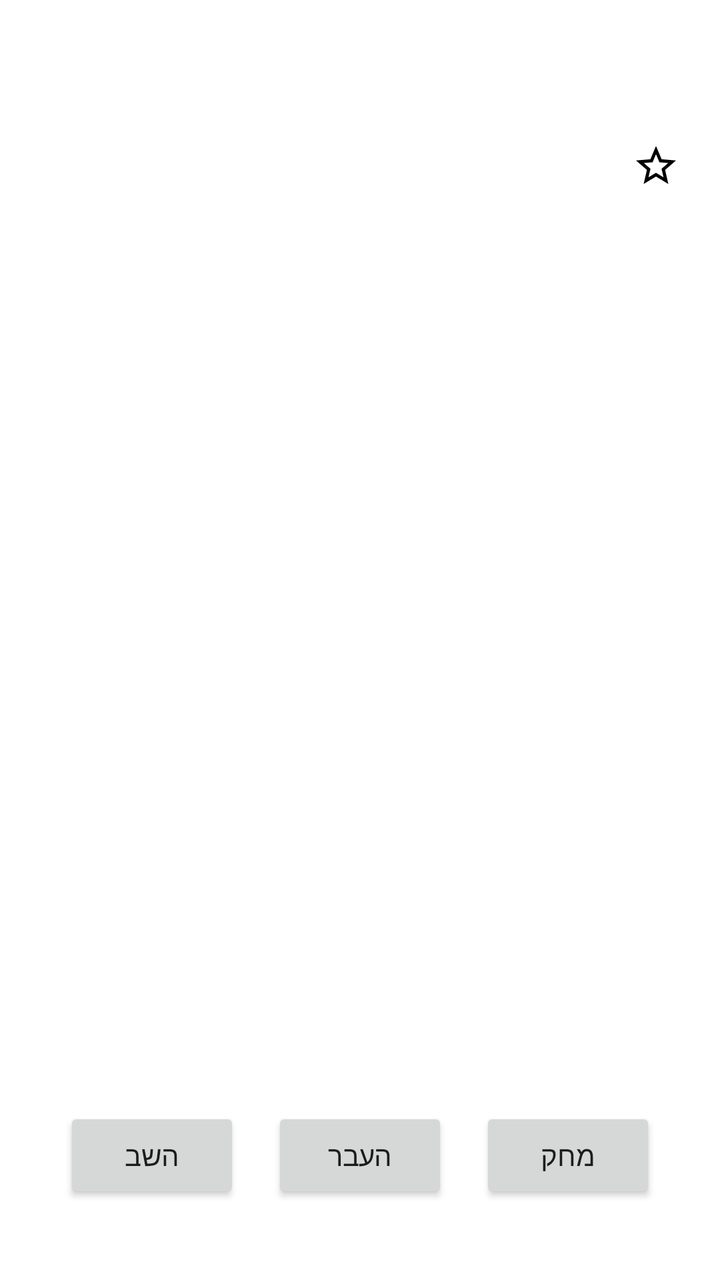
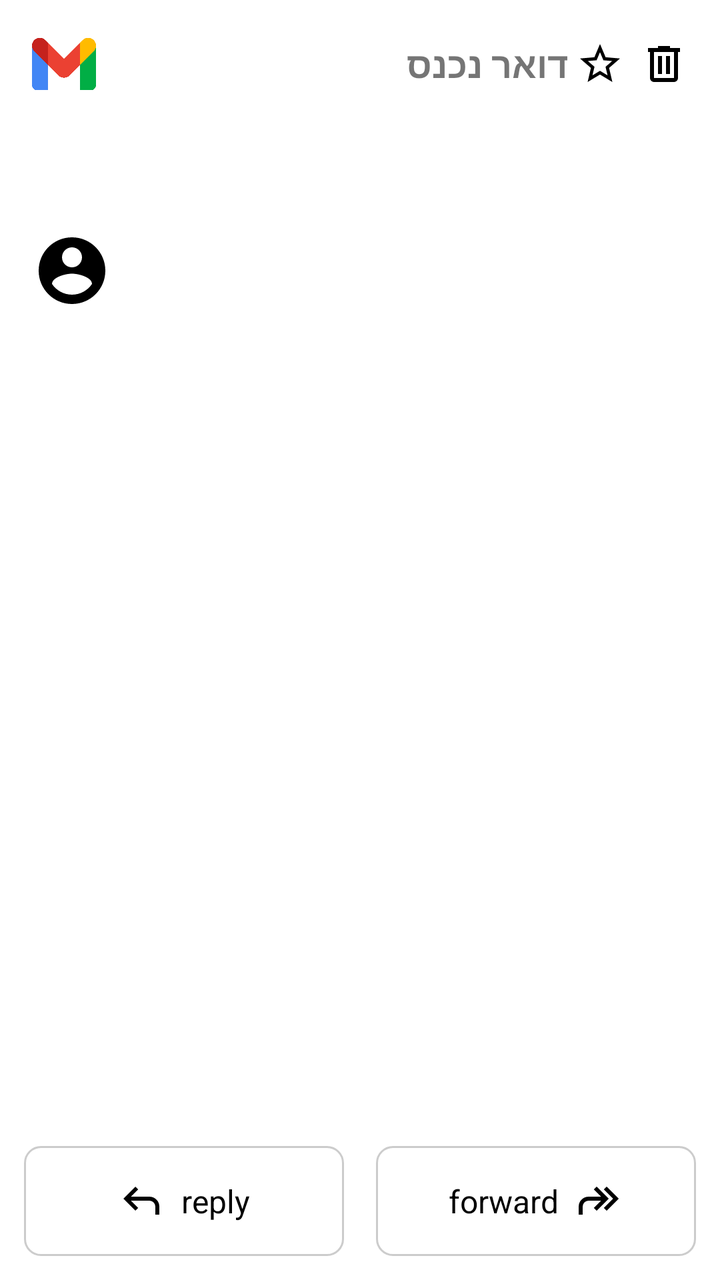

Screens rendered from an Android XML layout before and after an edit, with the pre-edit source and the edit as a unified diff.
<!-- AndroidManifest.xml: application theme Theme.Project5 -->
<!-- res/layout/activity_mail_detail.xml -->
<ScrollView xmlns:android="http://schemas.android.com/apk/res/android"
    android:layout_width="match_parent"
    android:layout_height="match_parent"
    android:background="#FFFFFF">

    <LinearLayout
        android:orientation="vertical"
        android:padding="16dp"
        android:layout_width="match_parent"
        android:layout_height="wrap_content">

        <TextView
            android:id="@+id/tvSubject"
            android:textSize="20sp"
            android:textStyle="bold"
            android:textColor="#000000"
            android:layout_width="wrap_content"
            android:layout_height="wrap_content" />

        <LinearLayout
            android:orientation="horizontal"
            android:gravity="center_vertical"
            android:layout_width="match_parent"
            android:layout_height="wrap_content"
            android:layout_marginTop="12dp">

            <FrameLayout
                android:layout_width="56dp"
                android:layout_height="56dp">

                <ImageView
                    android:id="@+id/ivAvatar"
                    android:layout_width="match_parent"
                    android:layout_height="match_parent"
                    android:scaleType="centerCrop"
                    android:background="@drawable/circle_mask" />

                <TextView
                    android:id="@+id/tvAvatarLetter"
                    android:layout_gravity="center"
                    android:textSize="22sp"
                    android:textStyle="bold"
                    android:textColor="#FFFFFF"
                    android:layout_width="wrap_content"
                    android:layout_height="wrap_content"/>
            </FrameLayout>

            <LinearLayout
                android:orientation="vertical"
                android:layout_marginStart="12dp"
                android:layout_width="0dp"
                android:layout_height="wrap_content"
                android:layout_weight="1">

                <TextView
                    android:id="@+id/tvSenderName"
                    android:textSize="16sp"
                    android:textColor="#000000"
                    android:layout_width="wrap_content"
                    android:layout_height="wrap_content"/>

                <TextView
                    android:id="@+id/tvSenderEmail"
                    android:textSize="14sp"
                    android:textColor="#666666"
                    android:layout_width="wrap_content"
                    android:layout_height="wrap_content"/>
            </LinearLayout>

            <ImageView
                android:id="@+id/ivStar"
                android:layout_width="32dp"
                android:layout_height="32dp"
                android:layout_gravity=""
                android:padding="4dp"
                android:src="@drawable/ic_star_border" />
        </LinearLayout>

        <TextView
            android:id="@+id/tvDate"
            android:textSize="14sp"
            android:textColor="#888888"
            android:layout_marginTop="8dp"
            android:layout_width="wrap_content"
            android:layout_height="wrap_content"/>

        <TextView
            android:id="@+id/tvBody"
            android:textSize="16sp"
            android:textColor="#000000"
            android:layout_marginTop="16dp"
            android:layout_width="wrap_content"
            android:layout_height="wrap_content"/>

        <LinearLayout
            android:orientation="horizontal"
            android:layout_marginTop="370dp"
            android:gravity="center"
            android:layout_width="match_parent"
            android:layout_height="wrap_content">

            <Button
                android:id="@+id/btnReply"
                android:text="השב"
                android:layout_margin="8dp"
                android:layout_width="wrap_content"
                android:layout_height="wrap_content"/>

            <Button
                android:id="@+id/btnForward"
                android:text="העבר"
                android:layout_margin="8dp"
                android:layout_width="wrap_content"
                android:layout_height="wrap_content"/>

            <Button
                android:id="@+id/btnDelete"
                android:text="מחק"
                android:layout_margin="8dp"
                android:layout_width="wrap_content"
                android:layout_height="wrap_content"/>
        </LinearLayout>
    </LinearLayout>
</ScrollView>
<!-- resources referenced by this layout -->
<resources>
  <!-- drawable circle_mask (drawable) -->
  <?xml version="1.0" encoding="utf-8"?>
  <shape xmlns:android="http://schemas.android.com/apk/res/android"
      android:shape="oval">
      <solid android:color="@android:color/transparent"/>
  </shape>
  <!-- drawable ic_star_border (drawable) -->
  <vector xmlns:android="http://schemas.android.com/apk/res/android" android:height="24dp" android:tint="#000000" android:viewportHeight="24" android:viewportWidth="24" android:width="24dp">
        
      <path android:fillColor="@android:color/white" android:pathData="M22,9.24l-7.19,-0.62L12,2 9.19,8.63 2,9.24l5.46,4.73L5.82,21 12,17.27 18.18,21l-1.63,-7.03L22,9.24zM12,15.4l-3.76,2.27 1,-4.28 -3.32,-2.88 4.38,-0.38L12,6.1l1.71,4.04 4.38,0.38 -3.32,2.88 1,4.28L12,15.4z"/>
      
  </vector>
  <style name="Theme.Project5" parent="Theme.AppCompat.Light.NoActionBar" />
</resources>

<!-- the commit's change to res/layout/activity_mail_detail.xml (unified diff, before → after) -->
@@ -1,60 +1,87 @@
-<ScrollView xmlns:android="http://schemas.android.com/apk/res/android"
-    android:layout_width="match_parent"
-    android:layout_height="match_parent"
-    android:background="#FFFFFF">
+<LinearLayout xmlns:android="http://schemas.android.com/apk/res/android"
+        android:orientation="vertical"
+        android:layout_width="match_parent"
+        android:layout_height="match_parent"
+        android:background="#FFFFFF">
 
-    <LinearLayout
-        android:orientation="vertical"
-        android:padding="16dp"
-        android:layout_width="match_parent"
-        android:layout_height="wrap_content">
+        
+        <LinearLayout
+            android:orientation="horizontal"
+            android:padding="12dp"
+            android:gravity="center_vertical"
+            android:layout_width="match_parent"
+            android:layout_height="wrap_content">
 
+            <ImageView
+                android:id="@+id/ivBack"
+                android:src="@drawable/gmail_logo"
+                android:layout_width="40dp"
+                android:layout_height="40dp"
+                android:contentDescription="חזרה"
+                android:padding="4dp" />
+
+            <TextView
+                android:text="דואר נכנס"
+                android:textStyle="bold"
+                android:textSize="18sp"
+                android:layout_marginStart="12dp"
+                android:layout_width="0dp"
+                android:layout_weight="1"
+                android:layout_height="wrap_content" />
+
+            <ImageView
+                android:id="@+id/ivStar"
+                android:src="@drawable/ic_star_border"
+                android:layout_width="32dp"
+                android:layout_height="32dp"
+                android:padding="4dp" />
+
+            <ImageView
+                android:id="@+id/ivTrash"
+                android:src="@drawable/ic_delete"
+                android:layout_width="32dp"
+                android:layout_height="32dp"
+                android:padding="4dp" />
+        </LinearLayout>
+
+        
         <TextView
             android:id="@+id/tvSubject"
             android:textSize="20sp"
             android:textStyle="bold"
-            android:textColor="#000000"
-            android:layout_width="wrap_content"
+            android:paddingStart="16dp"
+            android:paddingEnd="16dp"
+            android:paddingTop="8dp"
+            android:layout_width="match_parent"
             android:layout_height="wrap_content" />
 
+        
         <LinearLayout
             android:orientation="horizontal"
+            android:padding="16dp"
             android:gravity="center_vertical"
             android:layout_width="match_parent"
-            android:layout_height="wrap_content"
-            android:layout_marginTop="12dp">
+            android:layout_height="wrap_content">
 
-            <FrameLayout
-                android:layout_width="56dp"
-                android:layout_height="56dp">
-
-                <ImageView
-                    android:id="@+id/ivAvatar"
-                    android:layout_width="match_parent"
-                    android:layout_height="match_parent"
-                    android:scaleType="centerCrop"
-                    android:background="@drawable/circle_mask" />
-
-                <TextView
-                    android:id="@+id/tvAvatarLetter"
-                    android:layout_gravity="center"
-                    android:textSize="22sp"
-                    android:textStyle="bold"
-                    android:textColor="#FFFFFF"
-                    android:layout_width="wrap_content"
-                    android:layout_height="wrap_content"/>
-            </FrameLayout>
+            <ImageView
+                android:id="@+id/ivAvatar"
+                android:layout_width="40dp"
+                android:layout_height="40dp"
+                android:src="@drawable/ic_avatar"
+                android:scaleType="centerCrop"
+                android:background="@drawable/circle_mask" />
 
             <LinearLayout
                 android:orientation="vertical"
                 android:layout_marginStart="12dp"
                 android:layout_width="0dp"
-                android:layout_height="wrap_content"
-                android:layout_weight="1">
+                android:layout_weight="1"
+                android:layout_height="wrap_content">
 
                 <TextView
                     android:id="@+id/tvSenderName"
                     android:textSize="16sp"
+                    android:textStyle="bold"
                     android:textColor="#000000"
                     android:layout_width="wrap_content"
                     android:layout_height="wrap_content"/>
@@ -67,58 +94,87 @@
                     android:layout_height="wrap_content"/>
             </LinearLayout>
 
-            <ImageView
-                android:id="@+id/ivStar"
-                android:layout_width="32dp"
-                android:layout_height="32dp"
-                android:layout_gravity=""
-                android:padding="4dp"
-                android:src="@drawable/ic_star_border" />
-        </LinearLayout>
-
-        <TextView
-            android:id="@+id/tvDate"
-            android:textSize="14sp"
-            android:textColor="#888888"
-            android:layout_marginTop="8dp"
-            android:layout_width="wrap_content"
-            android:layout_height="wrap_content"/>
-
-        <TextView
-            android:id="@+id/tvBody"
-            android:textSize="16sp"
-            android:textColor="#000000"
-            android:layout_marginTop="16dp"
-            android:layout_width="wrap_content"
-            android:layout_height="wrap_content"/>
-
-        <LinearLayout
-            android:orientation="horizontal"
-            android:layout_marginTop="370dp"
-            android:gravity="center"
-            android:layout_width="match_parent"
-            android:layout_height="wrap_content">
-
-            <Button
-                android:id="@+id/btnReply"
-                android:text="השב"
-                android:layout_margin="8dp"
-                android:layout_width="wrap_content"
-                android:layout_height="wrap_content"/>
-
-            <Button
-                android:id="@+id/btnForward"
-                android:text="העבר"
-                android:layout_margin="8dp"
-                android:layout_width="wrap_content"
-                android:layout_height="wrap_content"/>
-
-            <Button
-                android:id="@+id/btnDelete"
-                android:text="מחק"
-                android:layout_margin="8dp"
+            <TextView
+                android:id="@+id/tvDate"
+                android:textSize="12sp"
+                android:textColor="#888888"
                 android:layout_width="wrap_content"
                 android:layout_height="wrap_content"/>
         </LinearLayout>
+
+        
+        <ScrollView
+            android:layout_width="match_parent"
+            android:layout_height="0dp"
+            android:layout_weight="1">
+
+            <TextView
+                android:id="@+id/tvBody"
+                android:padding="16dp"
+                android:textSize="16sp"
+                android:textColor="#000000"
+                android:layout_width="match_parent"
+                android:layout_height="wrap_content" />
+        </ScrollView>
+        
+        <LinearLayout
+            android:orientation="horizontal"
+            android:padding="12dp"
+            android:gravity="center"
+            android:layout_width="match_parent"
+            android:layout_height="wrap_content"
+            android:layout_marginTop="24dp">
+
+            
+            <LinearLayout
+                android:id="@+id/btnReply"
+                android:orientation="horizontal"
+                android:gravity="center"
+                android:padding="8dp"
+                android:layout_marginEnd="16dp"
+                android:layout_width="0dp"
+                android:layout_weight="1"
+                android:layout_height="55dp"
+                android:background="@drawable/button_outline">
+
+                <ImageView
+                    android:src="@drawable/ic_reply"
+                    android:layout_width="24dp"
+                    android:layout_height="24dp" />
+
+                <TextView
+                    android:text="reply"
+                    android:textSize="16sp"
+                    android:layout_marginStart="8dp"
+                    android:textColor="#000000"
+                    android:layout_width="wrap_content"
+                    android:layout_height="wrap_content" />
+            </LinearLayout>
+
+            
+            <LinearLayout
+                android:id="@+id/btnForward"
+                android:orientation="horizontal"
+                android:gravity="center"
+                android:padding="8dp"
+                android:layout_width="0dp"
+                android:layout_weight="1"
+                android:layout_height="55dp"
+                android:background="@drawable/button_outline">
+
+                <TextView
+                    android:text="forward"
+                    android:textSize="16sp"
+                    android:textColor="#000000"
+                    android:layout_width="wrap_content"
+                    android:layout_height="wrap_content" />
+
+                <ImageView
+                    android:src="@drawable/ic_forward"
+                    android:layout_marginStart="8dp"
+                    android:layout_width="24dp"
+                    android:layout_height="24dp" />
+            </LinearLayout>
+        </LinearLayout>
+
     </LinearLayout>
-</ScrollView>
<!-- resource entries referenced after the edit -->
@@ -1,11 +1,46 @@
 <!-- resources referenced by this layout -->
 <resources>
+  <!-- drawable button_outline (drawable) -->
+  <?xml version="1.0" encoding="utf-8"?>
+  <shape xmlns:android="http://schemas.android.com/apk/res/android"
+      android:shape="rectangle">
+      <solid android:color="#FFFFFF"/>
+      <stroke
+          android:width="1dp"
+          android:color="#CCCCCC"/>
+      <corners android:radius="8dp"/>
+  </shape>
   <!-- drawable circle_mask (drawable) -->
   <?xml version="1.0" encoding="utf-8"?>
   <shape xmlns:android="http://schemas.android.com/apk/res/android"
       android:shape="oval">
       <solid android:color="@android:color/transparent"/>
   </shape>
+  <!-- drawable gmail_logo: jpg bitmap (drawable, 48516 bytes) -->
+  <!-- drawable ic_avatar (drawable) -->
+  <vector xmlns:android="http://schemas.android.com/apk/res/android" android:height="24dp" android:tint="#000000" android:viewportHeight="24" android:viewportWidth="24" android:width="24dp">
+        
+      <path android:fillColor="@android:color/white" android:pathData="M12,2C6.48,2 2,6.48 2,12s4.48,10 10,10 10,-4.48 10,-10S17.52,2 12,2zM12,5c1.66,0 3,1.34 3,3s-1.34,3 -3,3 -3,-1.34 -3,-3 1.34,-3 3,-3zM12,19.2c-2.5,0 -4.71,-1.28 -6,-3.22 0.03,-1.99 4,-3.08 6,-3.08 1.99,0 5.97,1.09 6,3.08 -1.29,1.94 -3.5,3.22 -6,3.22z"/>
+      
+  </vector>
+  <!-- drawable ic_delete (drawable) -->
+  <vector xmlns:android="http://schemas.android.com/apk/res/android" android:height="24dp" android:tint="#000000" android:viewportHeight="960" android:viewportWidth="960" android:width="24dp">
+        
+      <path android:fillColor="@android:color/white" android:pathData="M280,840Q247,840 223.5,816.5Q200,793 200,760L200,240L160,240L160,160L360,160L360,120L600,120L600,160L800,160L800,240L760,240L760,760Q760,793 736.5,816.5Q713,840 680,840L280,840ZM680,240L280,240L280,760Q280,760 280,760Q280,760 280,760L680,760Q680,760 680,760Q680,760 680,760L680,240ZM360,680L440,680L440,320L360,320L360,680ZM520,680L600,680L600,320L520,320L520,680ZM280,240L280,240L280,760Q280,760 280,760Q280,760 280,760L280,760Q280,760 280,760Q280,760 280,760L280,240Z"/>
+      
+  </vector>
+  <!-- drawable ic_forward (drawable) -->
+  <vector xmlns:android="http://schemas.android.com/apk/res/android" android:autoMirrored="true" android:height="24dp" android:tint="#000000" android:viewportHeight="960" android:viewportWidth="960" android:width="24dp">
+        
+      <path android:fillColor="@android:color/white" android:pathData="M640,680L583,624L767,440L583,256L640,200L880,440L640,680ZM80,760L80,600Q80,517 138.5,458.5Q197,400 280,400L527,400L383,256L440,200L680,440L440,680L383,624L527,480L280,480Q230,480 195,515Q160,550 160,600L160,760L80,760Z"/>
+      
+  </vector>
+  <!-- drawable ic_reply (drawable) -->
+  <vector xmlns:android="http://schemas.android.com/apk/res/android" android:autoMirrored="true" android:height="24dp" android:tint="#000000" android:viewportHeight="960" android:viewportWidth="960" android:width="24dp">
+        
+      <path android:fillColor="@android:color/white" android:pathData="M760,760L760,600Q760,550 725,515Q690,480 640,480L273,480L417,624L360,680L120,440L360,200L417,256L273,400L640,400Q723,400 781.5,458.5Q840,517 840,600L840,760L760,760Z"/>
+      
+  </vector>
   <!-- drawable ic_star_border (drawable) -->
   <vector xmlns:android="http://schemas.android.com/apk/res/android" android:height="24dp" android:tint="#000000" android:viewportHeight="24" android:viewportWidth="24" android:width="24dp">
         
